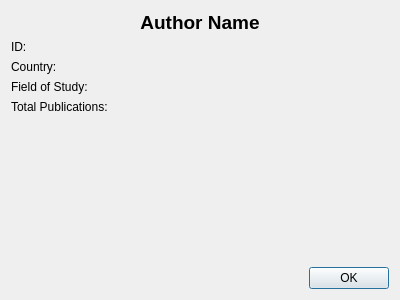
First picture: the form in src/components/dialogs/author/authordetailsdialog.ui, repository DamPhuQuy/Scientific-Article-Management, before the edit.
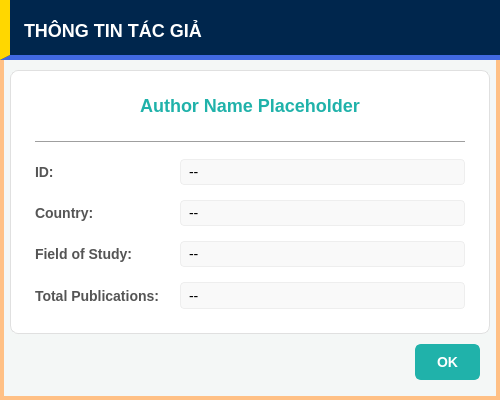
Second picture: the form after the edit.

What changed in the file:
```diff
--- a/src/components/dialogs/author/authordetailsdialog.ui
+++ b/src/components/dialogs/author/authordetailsdialog.ui
@@ -6,35 +6,161 @@
    <rect>
     <x>0</x>
     <y>0</y>
-    <width>400</width>
-    <height>300</height>
+    <width>500</width>
+    <height>400</height>
    </rect>
   </property>
+  <property name="minimumSize">
+   <size>
+    <width>500</width>
+    <height>400</height>
+   </size>
+  </property>
   <property name="windowTitle">
    <string>Author Details</string>
   </property>
   <property name="modal">
    <bool>true</bool>
   </property>
+  <property name="styleSheet">
+   <string notr="true">
+/* --- CÀI ĐẶT CHUNG --- */
+QDialog#AuthorDetailsDialog {
+    background-color: #f4f7f6;
+    border: 4px solid #FFC085;
+}
+QWidget {
+    font-family: &quot;Segoe UI&quot;, Arial, sans-serif;
+    font-size: 14px;
+}
+
+/* --- GROUP BOX (THẺ THÔNG TIN) --- */
+QGroupBox {
+    background-color: #ffffff;
+    border: 1px solid #e0e0e0;
+    border-radius: 8px;
+    margin: 10px;
+    padding: 15px;
+}
+
+/* --- LABELS --- */
+QLabel {
+    color: #333333;
+}
+/* Nhãn tiêu đề field (ID, Country...) */
+QLabel#lblID, QLabel#lblCountry, QLabel#lblField, QLabel#lblPubs {
+    color: #555555;
+    font-weight: bold;
+}
+/* Tên tác giả nổi bật */
+QLabel#labelDetailName {
+    color: #20B2AA;
+    font-weight: 900;
+    font-size: 18px;
+    margin-bottom: 10px;
+}
+/* Giá trị chi tiết */
+QLabel#labelDetailId, QLabel#labelDetailCountry, QLabel#labelDetailField, QLabel#labelDetailPubCount {
+    color: #000000;
+    font-weight: normal;
+    background-color: #f9f9f9; /* Nền nhẹ để dễ nhìn */
+    border: 1px solid #eeeeee;
+    border-radius: 4px;
+    padding: 5px;
+}
+
+/* --- BUTTON --- */
+QPushButton {
+    background-color: #20B2AA;
+    border: 2px solid #20B2AA;
+    border-radius: 6px;
+    color: white;
+    font-weight: bold;
+    padding: 8px 20px;
+}
+QPushButton:hover {
+    background-color: #17a098;
+}
+QPushButton:pressed {
+    background-color: #0e6b65;
+}
+   </string>
+  </property>
   <layout class="QVBoxLayout" name="verticalLayout">
+   <property name="spacing">
+    <number>0</number>
+   </property>
+   <property name="leftMargin">
+    <number>0</number>
+   </property>
+   <property name="topMargin">
+    <number>0</number>
+   </property>
+   <property name="rightMargin">
+    <number>0</number>
+   </property>
+   <property name="bottomMargin">
+    <number>20</number>
+   </property>
+   <item>
+    <widget class="QWidget" name="headerContainer" native="true">
+     <property name="minimumSize">
+      <size>
+       <width>0</width>
+       <height>60</height>
+      </size>
+     </property>
+     <property name="styleSheet">
+      <string notr="true">QWidget#headerContainer{background-color:#00264d;border-bottom:5px solid #4169E1;border-left:10px solid #FFD700;}</string>
+     </property>
+     <layout class="QHBoxLayout" name="horizontalLayout_Header">
+      <item>
+       <widget class="QLabel" name="labelHeader">
+        <property name="styleSheet">
+         <string notr="true">color:#ffffff;font-weight:900;font-size:18px;background:transparent;padding-left:10px;</string>
+        </property>
+        <property name="text">
+         <string>THÔNG TIN TÁC GIẢ</string>
+        </property>
+        <property name="alignment">
+         <set>Qt::AlignmentFlag::AlignLeading|Qt::AlignmentFlag::AlignLeft|Qt::AlignmentFlag::AlignVCenter</set>
+        </property>
+       </widget>
+      </item>
+     </layout>
+    </widget>
+   </item>
+   <item>
+    <widget class="QGroupBox" name="groupInfo">
+     <layout class="QVBoxLayout" name="verticalLayout_Info">
+      <property name="spacing">
+       <number>15</number>
+      </property>
    <item>
     <widget class="QLabel" name="labelDetailName">
-     <property name="font">
-      <font>
-       <pointsize>14</pointsize>
-       <bold>true</bold>
-      </font>
-     </property>
      <property name="text">
-      <string>Author Name</string>
+         <string>Author Name Placeholder</string>
      </property>
      <property name="alignment">
       <set>Qt::AlignmentFlag::AlignCenter</set>
      </property>
     </widget>
    </item>
+      <item>
+       <widget class="Line" name="line">
+        <property name="orientation">
+         <enum>Qt::Orientation::Horizontal</enum>
+        </property>
+       </widget>
+      </item>
    <item>
     <layout class="QFormLayout" name="formLayoutDetails">
+        <property name="horizontalSpacing">
+         <number>20</number>
+        </property>
+        <property name="verticalSpacing">
+         <number>15</number>
+        </property>
      <item row="0" column="0">
       <widget class="QLabel" name="lblID">
        <property name="text">
@@ -45,7 +171,7 @@
      <item row="0" column="1">
       <widget class="QLabel" name="labelDetailId">
        <property name="text">
-        <string/>
+           <string>--</string>
        </property>
       </widget>
      </item>
@@ -59,7 +185,7 @@
      <item row="1" column="1">
       <widget class="QLabel" name="labelDetailCountry">
        <property name="text">
-        <string/>
+           <string>--</string>
        </property>
       </widget>
      </item>
@@ -73,7 +199,7 @@
      <item row="2" column="1">
       <widget class="QLabel" name="labelDetailField">
        <property name="text">
-        <string/>
+           <string>--</string>
        </property>
       </widget>
      </item>
@@ -87,29 +213,20 @@
      <item row="3" column="1">
       <widget class="QLabel" name="labelDetailPubCount">
        <property name="text">
-        <string/>
+           <string>--</string>
        </property>
       </widget>
      </item>
     </layout>
    </item>
-   <item>
-    <spacer name="verticalSpacer">
-     <property name="orientation">
-      <enum>Qt::Orientation::Vertical</enum>
-     </property>
-     <property name="sizeHint" stdset="0">
-      <size>
-       <width>20</width>
-       <height>40</height>
-      </size>
-     </property>
-    </spacer>
+     </layout>
+    </widget>
    </item>
-   <item>
-    <layout class="QVBoxLayout" name="verticalLayout_3">
      <item>
       <layout class="QHBoxLayout" name="horizontalLayout_2">
+     <property name="rightMargin">
+      <number>20</number>
+     </property>
        <item>
         <spacer name="horizontalSpacer">
          <property name="orientation">
@@ -136,8 +253,6 @@
       </layout>
      </item>
     </layout>
-   </item>
-  </layout>
  </widget>
  <resources/>
  <connections/>
```
Left out of the diff: 19 changed lines with no effect on the pictures. Lines whose indentation alone changed are shown as unchanged.
